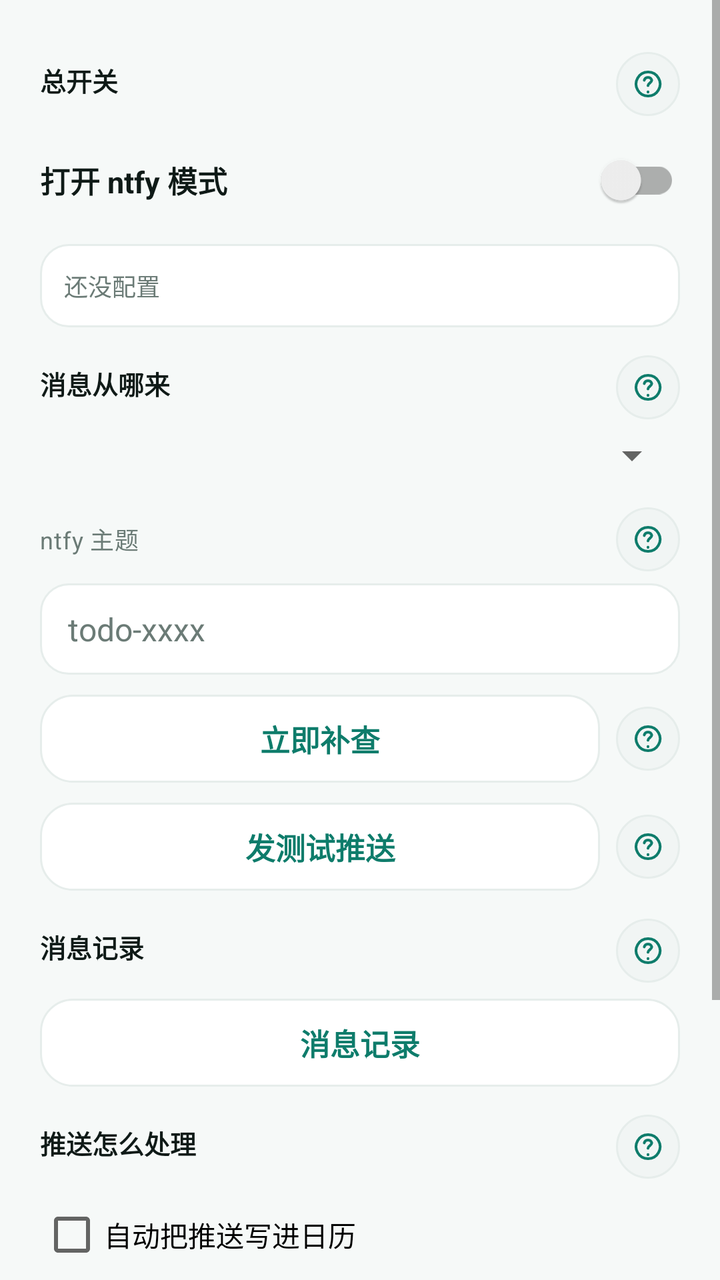
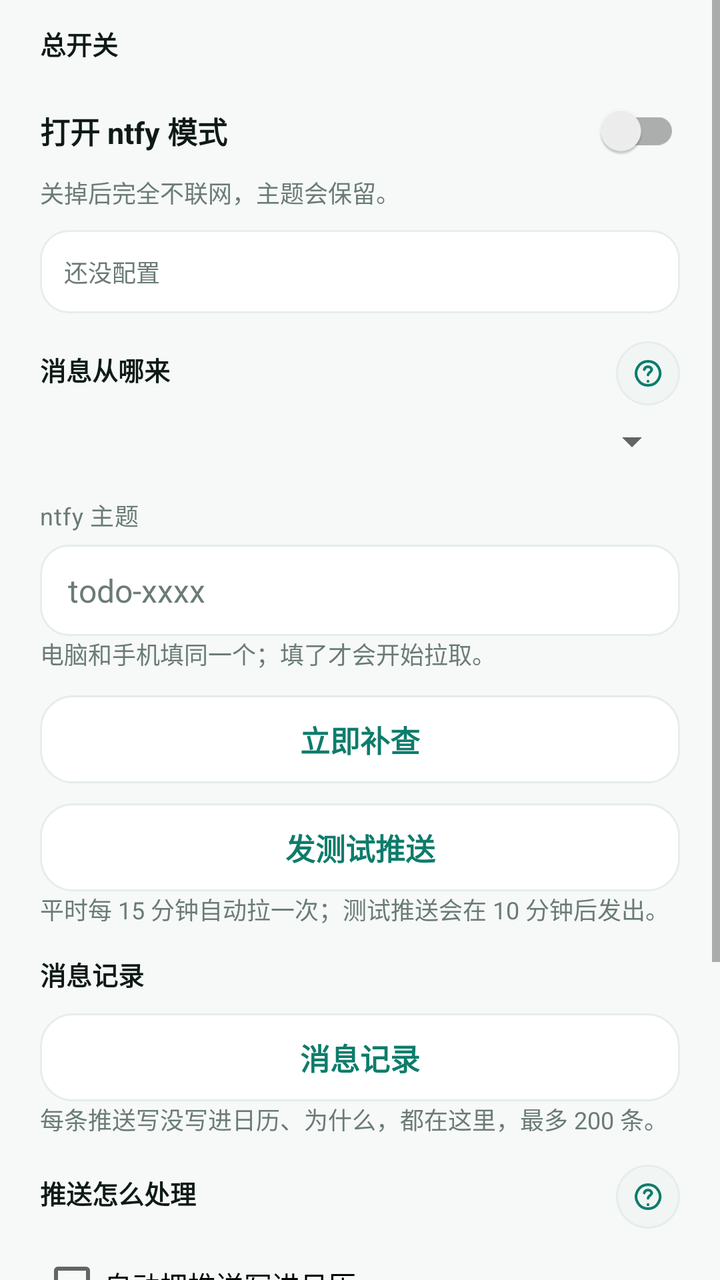

An Android layout rendered at two revisions. The XML below is the earlier revision; the diff shows what the commit changed to produce the second picture.
<!-- AndroidManifest.xml: application theme Theme.NtfyCalendar -->
<!-- res/layout/activity_ntfy.xml -->
<?xml version="1.0" encoding="utf-8"?>
<ScrollView xmlns:android="http://schemas.android.com/apk/res/android"
    android:layout_width="match_parent"
    android:layout_height="match_parent"
    android:background="?attr/bnWindowBg">

    <LinearLayout
        android:layout_width="match_parent"
        android:layout_height="wrap_content"
        android:orientation="vertical"
        android:paddingLeft="20dp"
        android:paddingRight="20dp"
        android:paddingTop="12dp"
        android:paddingBottom="28dp">

        <LinearLayout
            android:layout_width="match_parent"
            android:layout_height="wrap_content"
            android:layout_marginTop="14dp"
            android:gravity="center_vertical"
            android:orientation="horizontal">

            <TextView
                style="@style/SectionSubLabel"
                android:layout_width="0dp"
                android:layout_marginTop="0dp"
                android:layout_weight="1"
                android:text="总开关" />

            <ImageButton
                android:id="@+id/btnHelpMode"
                style="@style/SettingsHelpButton"
                android:contentDescription="看说明"
                android:src="@drawable/ic_nav_help" />
        </LinearLayout>

        <androidx.appcompat.widget.SwitchCompat
            android:id="@+id/swNtfyMode"
            android:layout_width="match_parent"
            android:layout_height="wrap_content"
            android:layout_marginTop="10dp"
            android:minHeight="44dp"
            android:text="@string/ntfy_mode_switch"
            android:textColor="?attr/bnTextPrimary"
            android:textSize="15sp"
            android:textStyle="bold" />

        <TextView
            android:id="@+id/tvNtfyStatus"
            style="@style/HintText"
            android:layout_marginTop="10dp"
            android:background="@drawable/bg_input"
            android:padding="12dp"
            android:text="还没配置" />

        <LinearLayout
            android:layout_width="match_parent"
            android:layout_height="wrap_content"
            android:layout_marginTop="14dp"
            android:gravity="center_vertical"
            android:orientation="horizontal">

            <TextView
                style="@style/SectionSubLabel"
                android:layout_width="0dp"
                android:layout_marginTop="0dp"
                android:layout_weight="1"
                android:text="消息从哪来" />

            <ImageButton
                android:id="@+id/btnHelpChannel"
                style="@style/SettingsHelpButton"
                android:contentDescription="看说明"
                android:src="@drawable/ic_nav_help" />
        </LinearLayout>

        <Spinner
            android:id="@+id/spNtfyChannel"
            android:layout_width="match_parent"
            android:layout_height="wrap_content"
            android:layout_marginTop="6dp" />

        <LinearLayout
            android:id="@+id/groupServer"
            android:layout_width="match_parent"
            android:layout_height="wrap_content"
            android:orientation="vertical"
            android:visibility="gone">

            <LinearLayout
                android:layout_width="match_parent"
                android:layout_height="wrap_content"
                android:layout_marginTop="10dp"
                android:gravity="center_vertical"
                android:orientation="horizontal">

                <TextView
                    style="@style/FieldCaption"
                    android:layout_width="0dp"
                    android:layout_weight="1"
                    android:text="@string/ntfy_server_label" />

                <ImageButton
                    android:id="@+id/btnHelpServer"
                    style="@style/SettingsHelpButton"
                    android:contentDescription="看说明"
                    android:src="@drawable/ic_nav_help" />
            </LinearLayout>

            <EditText
                android:id="@+id/etNtfyServer"
                style="@style/FormInput"
                android:hint="https://ntfy.sh"
                android:inputType="textUri" />
        </LinearLayout>

        <LinearLayout
            android:layout_width="match_parent"
            android:layout_height="wrap_content"
            android:layout_marginTop="14dp"
            android:gravity="center_vertical"
            android:orientation="horizontal">

            <TextView
                style="@style/FormLabel"
                android:layout_width="0dp"
                android:layout_marginTop="0dp"
                android:layout_weight="1"
                android:text="@string/label_push_topic" />

            <ImageButton
                android:id="@+id/btnHelpTopic"
                style="@style/SettingsHelpButton"
                android:contentDescription="看说明"
                android:src="@drawable/ic_nav_help" />
        </LinearLayout>

        <EditText
            android:id="@+id/etNtfyTopic"
            style="@style/FormInput"
            android:hint="todo-xxxx"
            android:inputType="text" />

        <LinearLayout
            android:layout_width="match_parent"
            android:layout_height="wrap_content"
            android:layout_marginTop="10dp"
            android:gravity="center_vertical"
            android:orientation="horizontal">

            <Button
                android:id="@+id/btnCatchUpNow"
                style="@style/BtnTonal"
                android:layout_width="0dp"
                android:layout_weight="1"
                android:text="@string/btn_catch_up_now" />

            <ImageButton
                android:id="@+id/btnHelpCatchUp"
                style="@style/SettingsHelpButton"
                android:layout_marginStart="8dp"
                android:contentDescription="看说明"
                android:src="@drawable/ic_nav_help" />
        </LinearLayout>

        <LinearLayout
            android:layout_width="match_parent"
            android:layout_height="wrap_content"
            android:layout_marginTop="10dp"
            android:gravity="center_vertical"
            android:orientation="horizontal">

            <Button
                android:id="@+id/btnSendTest"
                style="@style/BtnTonal"
                android:layout_width="0dp"
                android:layout_weight="1"
                android:text="@string/btn_send_test" />

            <ImageButton
                android:id="@+id/btnHelpTest"
                style="@style/SettingsHelpButton"
                android:layout_marginStart="8dp"
                android:contentDescription="看说明"
                android:src="@drawable/ic_nav_help" />
        </LinearLayout>

        <LinearLayout
            android:layout_width="match_parent"
            android:layout_height="wrap_content"
            android:layout_marginTop="14dp"
            android:gravity="center_vertical"
            android:orientation="horizontal">

            <TextView
                style="@style/SectionSubLabel"
                android:layout_width="0dp"
                android:layout_marginTop="0dp"
                android:layout_weight="1"
                android:text="消息记录" />

            <ImageButton
                android:id="@+id/btnHelpLog"
                style="@style/SettingsHelpButton"
                android:contentDescription="看说明"
                android:src="@drawable/ic_nav_help" />
        </LinearLayout>

        <Button
            android:id="@+id/btnMessageLog"
            style="@style/BtnTonal"
            android:layout_marginTop="8dp"
            android:text="@string/ntfy_log_entry" />

        <LinearLayout
            android:layout_width="match_parent"
            android:layout_height="wrap_content"
            android:layout_marginTop="14dp"
            android:gravity="center_vertical"
            android:orientation="horizontal">

            <TextView
                style="@style/SectionSubLabel"
                android:layout_width="0dp"
                android:layout_marginTop="0dp"
                android:layout_weight="1"
                android:text="推送怎么处理" />

            <ImageButton
                android:id="@+id/btnHelpRules"
                style="@style/SettingsHelpButton"
                android:contentDescription="看说明"
                android:src="@drawable/ic_nav_help" />
        </LinearLayout>

        <CheckBox
            android:id="@+id/cbAutoImport"
            android:layout_width="match_parent"
            android:layout_height="wrap_content"
            android:layout_marginTop="12dp"
            android:text="@string/label_auto_import" />

        <CheckBox
            android:id="@+id/cbStrictParse"
            android:layout_width="match_parent"
            android:layout_height="wrap_content"
            android:layout_marginTop="12dp"
            android:text="@string/label_strict_parse" />

        <LinearLayout
            android:layout_width="match_parent"
            android:layout_height="wrap_content"
            android:layout_marginTop="14dp"
            android:gravity="center_vertical"
            android:orientation="horizontal">

            <TextView
                style="@style/SectionSubLabel"
                android:layout_width="0dp"
                android:layout_marginTop="0dp"
                android:layout_weight="1"
                android:text="其他 App 的通知" />

            <ImageButton
                android:id="@+id/btnHelpOther"
                style="@style/SettingsHelpButton"
                android:contentDescription="看说明"
                android:src="@drawable/ic_nav_help" />
        </LinearLayout>

        <Button
            android:id="@+id/btnSaveNtfy"
            style="@style/BtnPrimary"
            android:layout_marginTop="24dp"
            android:text="保存" />
    </LinearLayout>
</ScrollView>
<!-- resources referenced by this layout -->
<resources>
  <!-- drawable bg_input (drawable) -->
  <?xml version="1.0" encoding="utf-8"?>
  <shape xmlns:android="http://schemas.android.com/apk/res/android"
      android:shape="rectangle">
      <solid android:color="?attr/bnSurface" />
      <corners android:radius="14dp" />
      <stroke
          android:width="1dp"
          android:color="?attr/bnCardStroke" />
  </shape>
  <string name="btn_catch_up_now">立即补查</string>
  <string name="btn_send_test">发测试推送</string>
  <string name="label_auto_import">自动把推送写进日历</string>
  <string name="label_push_topic">ntfy 主题</string>
  <string name="label_strict_parse">只收带时间的待办（推荐）</string>
  <string name="ntfy_log_entry">消息记录</string>
  <string name="ntfy_mode_switch">打开 ntfy 模式</string>
  <string name="ntfy_server_label">服务器地址</string>
  <style name="FieldCaption">
          <item name="android:layout_width">match_parent</item>
          <item name="android:layout_height">wrap_content</item>
          <item name="android:textSize">11sp</item>
          <item name="android:letterSpacing">0.08</item>
          <item name="android:textColor">?attr/bnTextSecondary</item>
      </style>
  <style name="HintText">
          <item name="android:layout_width">match_parent</item>
          <item name="android:layout_height">wrap_content</item>
          <item name="android:textSize">12sp</item>
          <item name="android:lineSpacingExtra">2dp</item>
          <item name="android:textColor">?attr/bnTextSecondary</item>
      </style>
  <style name="SettingsHelpButton">
          <item name="android:layout_width">32dp</item>
          <item name="android:layout_height">32dp</item>
          <item name="android:background">@drawable/bg_icon_circle</item>
          <item name="android:padding">7dp</item>
          <item name="android:scaleType">fitCenter</item>
      </style>
  <!-- drawable bg_button_primary (drawable) -->
  <?xml version="1.0" encoding="utf-8"?>
  <ripple xmlns:android="http://schemas.android.com/apk/res/android"
      android:color="#33FFFFFF">
      <item>
          <shape android:shape="rectangle">
              <solid android:color="?attr/bnPrimary" />
              <corners android:radius="18dp" />
          </shape>
      </item>
  </ripple>
  <!-- drawable bg_icon_circle (drawable) -->
  <?xml version="1.0" encoding="utf-8"?>
  <shape xmlns:android="http://schemas.android.com/apk/res/android"
      android:shape="oval">
      <solid android:color="?attr/bnIconBg" />
      <stroke
          android:width="1dp"
          android:color="?attr/bnCardStroke" />
  </shape>
  <!-- drawable ic_splash_blank (drawable) -->
  <?xml version="1.0" encoding="utf-8"?>
  <shape xmlns:android="http://schemas.android.com/apk/res/android" android:shape="rectangle">
      <solid android:color="@android:color/transparent" />
      <size android:width="1dp" android:height="1dp" />
  </shape>
  <color name="primary">#FF0E7C6B</color>
  <color name="primary_dark">#FF0A5A4D</color>
  <color name="text_on_primary">#FFFFFFFF</color>
  <color name="accent">#FFF59E0B</color>
  <color name="window_bg">#FFF6F9F8</color>
  <color name="surface">#FFFFFFFF</color>
  <color name="card_bg">#FFFFFFFF</color>
  <color name="card_stroke">#FFE6EDEB</color>
  <color name="divider">#FFEDF2F0</color>
  <color name="text_primary">#FF0F1A17</color>
  <color name="text_secondary">#FF6B7B76</color>
  <color name="chip_bg">#FFECF6F3</color>
  <color name="icon_bg">#FFF1F5F4</color>
  <color name="danger">#FFC94848</color>
  <color name="nav_bg">#FFFFFFFF</color>
  <color name="ripple">#140E7C6B</color>
  <!-- unchanged entries left out for length: 9 -->
</resources>

<!-- the commit's change to res/layout/activity_ntfy.xml (unified diff, before → after) -->
@@ -13,26 +13,10 @@
         android:paddingTop="12dp"
         android:paddingBottom="28dp">
 
-        <LinearLayout
-            android:layout_width="match_parent"
-            android:layout_height="wrap_content"
-            android:layout_marginTop="14dp"
-            android:gravity="center_vertical"
-            android:orientation="horizontal">
-
-            <TextView
-                style="@style/SectionSubLabel"
-                android:layout_width="0dp"
-                android:layout_marginTop="0dp"
-                android:layout_weight="1"
-                android:text="总开关" />
-
-            <ImageButton
-                android:id="@+id/btnHelpMode"
-                style="@style/SettingsHelpButton"
-                android:contentDescription="看说明"
-                android:src="@drawable/ic_nav_help" />
-        </LinearLayout>
+        <TextView
+            style="@style/SectionSubLabel"
+            android:layout_marginTop="0dp"
+            android:text="总开关" />
 
         <androidx.appcompat.widget.SwitchCompat
             android:id="@+id/swNtfyMode"
@@ -44,6 +28,10 @@
             android:textColor="?attr/bnTextPrimary"
             android:textSize="15sp"
             android:textStyle="bold" />
+
+        <TextView
+            style="@style/HintText"
+            android:text="@string/cap_mode" />
 
         <TextView
             android:id="@+id/tvNtfyStatus"
@@ -87,53 +75,25 @@
             android:orientation="vertical"
             android:visibility="gone">
 
-            <LinearLayout
-                android:layout_width="match_parent"
-                android:layout_height="wrap_content"
+            <TextView
+                style="@style/FieldCaption"
                 android:layout_marginTop="10dp"
-                android:gravity="center_vertical"
-                android:orientation="horizontal">
-
-                <TextView
-                    style="@style/FieldCaption"
-                    android:layout_width="0dp"
-                    android:layout_weight="1"
-                    android:text="@string/ntfy_server_label" />
-
-                <ImageButton
-                    android:id="@+id/btnHelpServer"
-                    style="@style/SettingsHelpButton"
-                    android:contentDescription="看说明"
-                    android:src="@drawable/ic_nav_help" />
-            </LinearLayout>
+                android:text="@string/ntfy_server_label" />
 
             <EditText
                 android:id="@+id/etNtfyServer"
                 style="@style/FormInput"
                 android:hint="https://ntfy.sh"
                 android:inputType="textUri" />
+
+            <TextView
+                style="@style/HintText"
+                android:text="@string/cap_server" />
         </LinearLayout>
 
-        <LinearLayout
-            android:layout_width="match_parent"
-            android:layout_height="wrap_content"
-            android:layout_marginTop="14dp"
-            android:gravity="center_vertical"
-            android:orientation="horizontal">
-
-            <TextView
-                style="@style/FormLabel"
-                android:layout_width="0dp"
-                android:layout_marginTop="0dp"
-                android:layout_weight="1"
-                android:text="@string/label_push_topic" />
-
-            <ImageButton
-                android:id="@+id/btnHelpTopic"
-                style="@style/SettingsHelpButton"
-                android:contentDescription="看说明"
-                android:src="@drawable/ic_nav_help" />
-        </LinearLayout>
+        <TextView
+            style="@style/FormLabel"
+            android:text="@string/label_push_topic" />
 
         <EditText
             android:id="@+id/etNtfyTopic"
@@ -141,76 +101,39 @@
             android:hint="todo-xxxx"
             android:inputType="text" />
 
-        <LinearLayout
-            android:layout_width="match_parent"
-            android:layout_height="wrap_content"
+        <TextView
+            style="@style/HintText"
+            android:text="@string/cap_topic" />
+
+        <Button
+            android:id="@+id/btnCatchUpNow"
+            style="@style/BtnTonal"
+            android:layout_marginTop="12dp"
+            android:text="@string/btn_catch_up_now" />
+
+        <Button
+            android:id="@+id/btnSendTest"
+            style="@style/BtnTonal"
             android:layout_marginTop="10dp"
-            android:gravity="center_vertical"
-            android:orientation="horizontal">
+            android:text="@string/btn_send_test" />
 
-            <Button
-                android:id="@+id/btnCatchUpNow"
-                style="@style/BtnTonal"
-                android:layout_width="0dp"
-                android:layout_weight="1"
-                android:text="@string/btn_catch_up_now" />
+        <TextView
+            style="@style/HintText"
+            android:text="@string/cap_actions" />
 
-            <ImageButton
-                android:id="@+id/btnHelpCatchUp"
-                style="@style/SettingsHelpButton"
-                android:layout_marginStart="8dp"
-                android:contentDescription="看说明"
-                android:src="@drawable/ic_nav_help" />
-        </LinearLayout>
-
-        <LinearLayout
-            android:layout_width="match_parent"
-            android:layout_height="wrap_content"
-            android:layout_marginTop="10dp"
-            android:gravity="center_vertical"
-            android:orientation="horizontal">
-
-            <Button
-                android:id="@+id/btnSendTest"
-                style="@style/BtnTonal"
-                android:layout_width="0dp"
-                android:layout_weight="1"
-                android:text="@string/btn_send_test" />
-
-            <ImageButton
-                android:id="@+id/btnHelpTest"
-                style="@style/SettingsHelpButton"
-                android:layout_marginStart="8dp"
-                android:contentDescription="看说明"
-                android:src="@drawable/ic_nav_help" />
-        </LinearLayout>
-
-        <LinearLayout
-            android:layout_width="match_parent"
-            android:layout_height="wrap_content"
-            android:layout_marginTop="14dp"
-            android:gravity="center_vertical"
-            android:orientation="horizontal">
-
-            <TextView
-                style="@style/SectionSubLabel"
-                android:layout_width="0dp"
-                android:layout_marginTop="0dp"
-                android:layout_weight="1"
-                android:text="消息记录" />
-
-            <ImageButton
-                android:id="@+id/btnHelpLog"
-                style="@style/SettingsHelpButton"
-                android:contentDescription="看说明"
-                android:src="@drawable/ic_nav_help" />
-        </LinearLayout>
+        <TextView
+            style="@style/SectionSubLabel"
+            android:text="消息记录" />
 
         <Button
             android:id="@+id/btnMessageLog"
             style="@style/BtnTonal"
             android:layout_marginTop="8dp"
             android:text="@string/ntfy_log_entry" />
+
+        <TextView
+            style="@style/HintText"
+            android:text="@string/cap_log" />
 
         <LinearLayout
             android:layout_width="match_parent"
@@ -247,26 +170,13 @@
             android:layout_marginTop="12dp"
             android:text="@string/label_strict_parse" />
 
-        <LinearLayout
-            android:layout_width="match_parent"
-            android:layout_height="wrap_content"
-            android:layout_marginTop="14dp"
-            android:gravity="center_vertical"
-            android:orientation="horizontal">
+        <TextView
+            style="@style/SectionSubLabel"
+            android:text="其他 App 的通知" />
 
-            <TextView
-                style="@style/SectionSubLabel"
-                android:layout_width="0dp"
-                android:layout_marginTop="0dp"
-                android:layout_weight="1"
-                android:text="其他 App 的通知" />
-
-            <ImageButton
-                android:id="@+id/btnHelpOther"
-                style="@style/SettingsHelpButton"
-                android:contentDescription="看说明"
-                android:src="@drawable/ic_nav_help" />
-        </LinearLayout>
+        <TextView
+            style="@style/HintText"
+            android:text="@string/cap_other" />
 
         <Button
             android:id="@+id/btnSaveNtfy"
<!-- resource entries referenced after the edit -->
@@ -12,6 +12,12 @@
   </shape>
   <string name="btn_catch_up_now">立即补查</string>
   <string name="btn_send_test">发测试推送</string>
+  <string name="cap_actions">平时每 15 分钟自动拉一次；测试推送会在 10 分钟后发出。</string>
+  <string name="cap_log">每条推送写没写进日历、为什么，都在这里，最多 200 条。</string>
+  <string name="cap_mode">关掉后完全不联网，主题会保留。</string>
+  <string name="cap_other">微信 / QQ 暂不支持；以后可以按 App 白名单勾选。</string>
+  <string name="cap_server">公网用 https；局域网可以用 http://192.168.x.x。</string>
+  <string name="cap_topic">电脑和手机填同一个；填了才会开始拉取。</string>
   <string name="label_auto_import">自动把推送写进日历</string>
   <string name="label_push_topic">ntfy 主题</string>
   <string name="label_strict_parse">只收带时间的待办（推荐）</string>
